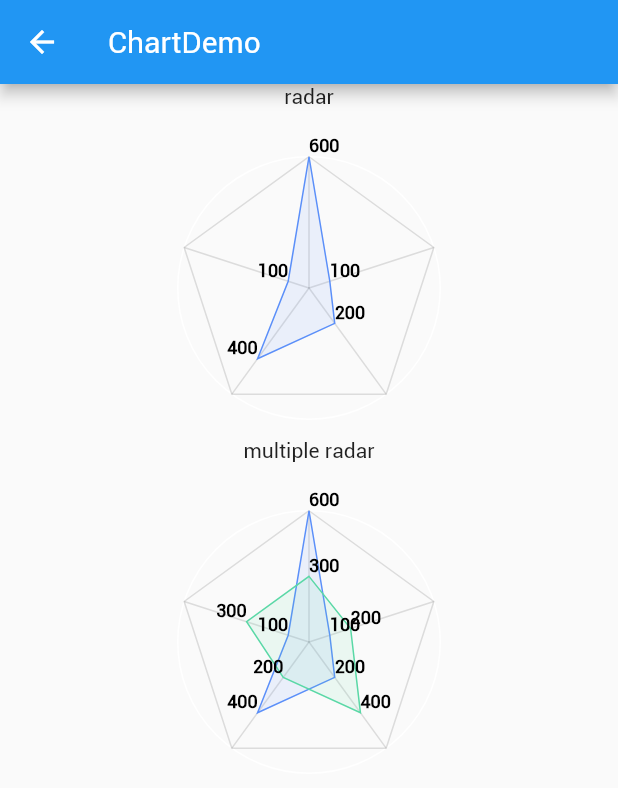
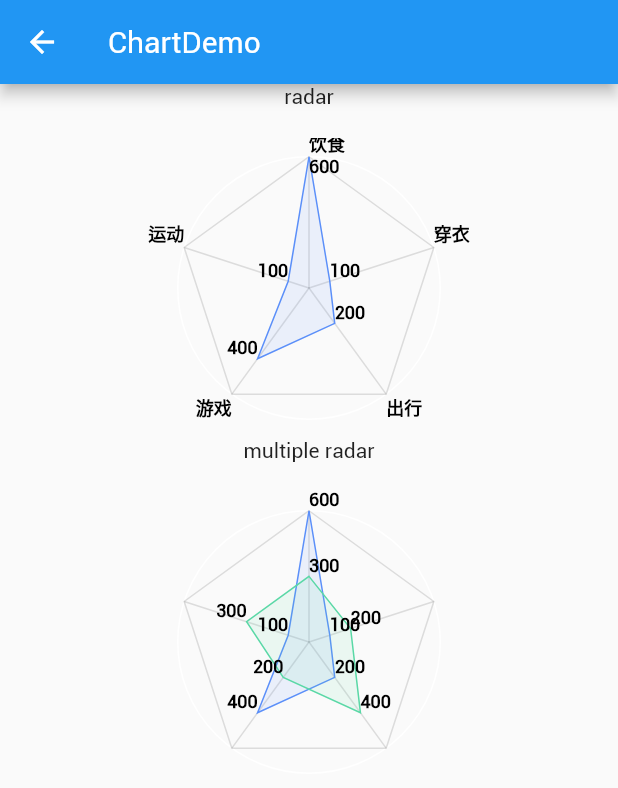
Before and after one commit to JDongKhan/flutter_chart, a Flutter app: the screen it shows after launch, after a tap on "Radar", on a phone screen of 412 x 824 dp. Shown: the top 788 px of the screen. Run offline on Flutter 3.47's test engine with Material 2 defaults, Android fonts, the phone set to English and light mode, and no system bars; our stand-ins replace path_drawing.

Commit message:
add radar chart

```diff
--- a/example/lib/page/radar_demo_page.dart
+++ b/example/lib/page/radar_demo_page.dart
@@ -11,8 +11,6 @@ class RadarChartDemoPage extends StatefulWidget {
 }
 
 class _RadarChartDemoPageState extends State<RadarChartDemoPage> with SingleTickerProviderStateMixin {
-  final DateTime startTime = DateTime(2023, 1, 1);
-
   @override
   void initState() {
     super.initState();
@@ -27,31 +25,31 @@ class _RadarChartDemoPageState extends State<RadarChartDemoPage> with SingleTick
   Widget build(BuildContext context) {
     final List<Map> dataList = [
       {
-        'time': startTime.add(const Duration(days: 8)),
+        'title': "饮食",
         'value1': 600,
         'value2': 300,
         'value3': 200,
       },
       {
-        'time': startTime.add(const Duration(days: 1)),
+        'title': "穿衣",
         'value1': 100,
         'value2': 200,
         'value3': 300,
       },
       {
-        'time': startTime.add(const Duration(days: 3)),
+        'title': "出行",
         'value1': 200,
         'value2': 400,
         'value3': 300,
       },
       {
-        'time': startTime.add(const Duration(days: 5)),
+        'title': "游戏",
         'value1': 400,
         'value2': 200,
         'value3': 100,
       },
       {
-        'time': startTime.add(const Duration(days: 8)),
+        'title': "运动",
         'value1': 100,
         'value2': 300,
         'value3': 200,
@@ -77,6 +75,7 @@ class _RadarChartDemoPageState extends State<RadarChartDemoPage> with SingleTick
                       max: 600,
                       data: dataList,
                       fillColors: colors10.map((e) => e.withOpacity(0.1)).toList(),
+                      legendFormatter: () => dataList.map((e) => e['title']).toList(),
                       valueFormatter: (item) => [
                         item['value1'],
                       ],
--- a/lib/src/pie/radar.dart
+++ b/lib/src/pie/radar.dart
@@ -9,6 +9,7 @@ import '../base/chart_shape_state.dart';
 
 typedef RadarChartPosition<T> = List<num> Function(T);
 typedef RadarValueFormatter<T> = List<dynamic> Function(T);
+typedef RadarLegendFormatter = List<dynamic> Function();
 
 ///雷达图
 /// @author JD
@@ -24,6 +25,9 @@ class Radar<T> extends ChartBodyRender<T> {
 
   ///值文案格式化 不要使用过于耗时的方法
   final RadarValueFormatter? valueFormatter;
+
+  ///图例文案格式化 不要使用过于耗时的方法
+  final RadarLegendFormatter? legendFormatter;
 
   ///基线的颜色
   final Color lineColor;
@@ -44,6 +48,7 @@ class Radar<T> extends ChartBodyRender<T> {
     this.lineColor = Colors.black12,
     this.direction = RotateDirection.forward,
     this.valueFormatter,
+    this.legendFormatter,
     this.colors = colors10,
     this.fillColors,
     this.legendTextStyle = const TextStyle(fontSize: 12, color: Colors.black, fontWeight: FontWeight.bold),
@@ -62,6 +67,9 @@ class Radar<T> extends ChartBodyRender<T> {
     List<ChartShapeState> shapeList = [];
     // 计算出每个数据所占的弧度值
     final sweepAngle = percent * math.pi * 2 * (direction == RotateDirection.forward ? 1 : -1);
+
+    //图例
+    List<dynamic>? legendList = legendFormatter?.call();
 
     // 设置绘制属性
     final linePaint = Paint()
@@ -85,10 +93,30 @@ class Radar<T> extends ChartBodyRender<T> {
         linePath.lineTo(x, y);
       }
 
+      if (legendList != null) {
+        String legend = legendList[i].toString();
+        TextPainter legendTextPainter = TextPainter(
+          textAlign: TextAlign.center,
+          text: TextSpan(
+            text: legend,
+            style: legendTextStyle,
+          ),
+          textDirection: TextDirection.ltr,
+        )..layout(
+            minWidth: 0,
+            maxWidth: chart.size.width,
+          );
+        bool isLeft = x < center.dx;
+        bool isBottom = y >= center.dy;
+        Offset textOffset = Offset(isLeft ? (x - legendTextPainter.width) : x, isBottom ? y : y - legendTextPainter.height);
+        //最后再绘制，防止被挡住
+        textPainterList.add(RadarTextPainter(textPainter: legendTextPainter, offset: textOffset));
+      }
+
       //画value线
       List<num> pos = position.call(itemData);
-      List<dynamic>? legendList = valueFormatter?.call(itemData);
-      assert(legendList == null || pos.length == legendList.length);
+      List<dynamic>? valueLegendList = valueFormatter?.call(itemData);
+      assert(valueLegendList == null || pos.length == valueLegendList.length);
       for (int j = 0; j < pos.length; j++) {
         Path? dataLinePath = dataLinePathList[j];
         if (dataLinePath == null) {
@@ -107,8 +135,8 @@ class Radar<T> extends ChartBodyRender<T> {
         }
 
         //画文案
-        if (legendList != null) {
-          String legend = legendList[j].toString();
+        if (valueLegendList != null) {
+          String legend = valueLegendList[j].toString();
           TextPainter legendTextPainter = TextPainter(
             textAlign: TextAlign.center,
             text: TextSpan(
@@ -121,7 +149,8 @@ class Radar<T> extends ChartBodyRender<T> {
               maxWidth: chart.size.width,
             );
           bool isLeft = dataX < center.dx;
-          Offset textOffset = Offset(isLeft ? (dataX - legendTextPainter.width) : dataX, dataY - legendTextPainter.height);
+          bool isTop = dataY <= (center.dy - radius) && legendList != null;
+          Offset textOffset = Offset(isLeft ? (dataX - legendTextPainter.width) : dataX, isTop ? dataY : dataY - legendTextPainter.height);
           //最后再绘制，防止被挡住
           textPainterList.add(RadarTextPainter(textPainter: legendTextPainter, offset: textOffset));
         }
```
Also changed, not shown: 4.1.gif, 2 other files.
